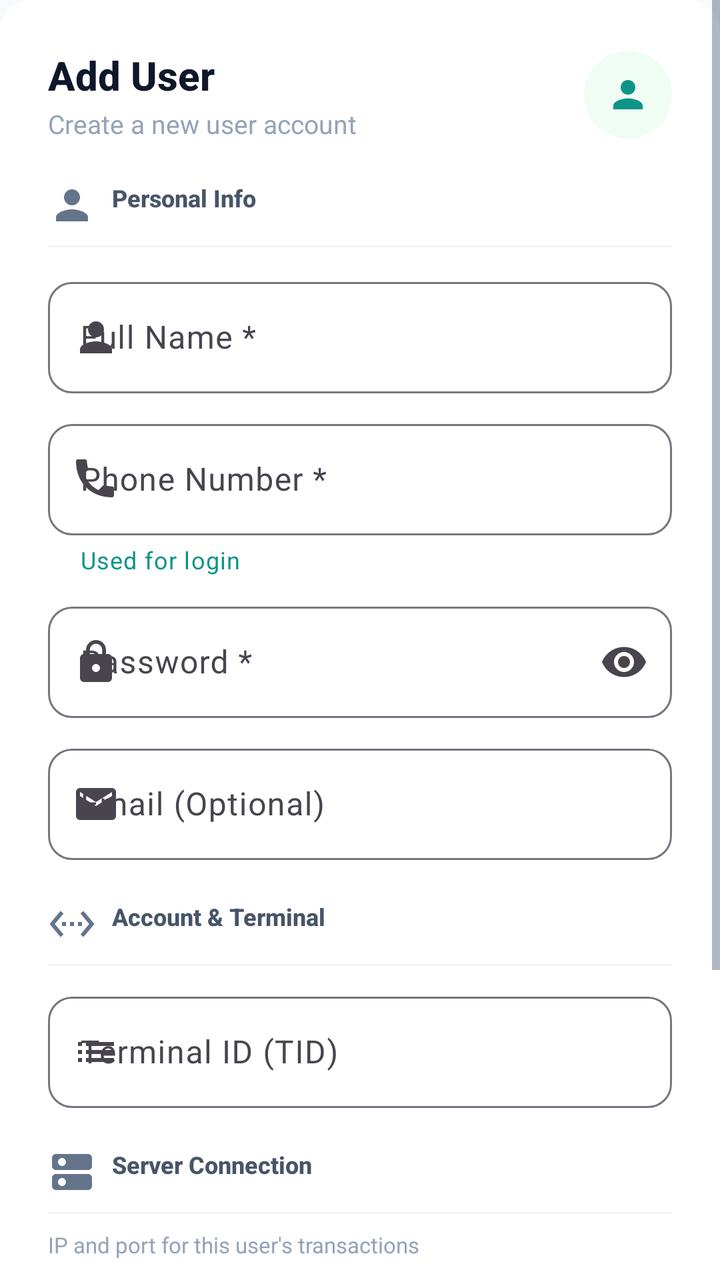
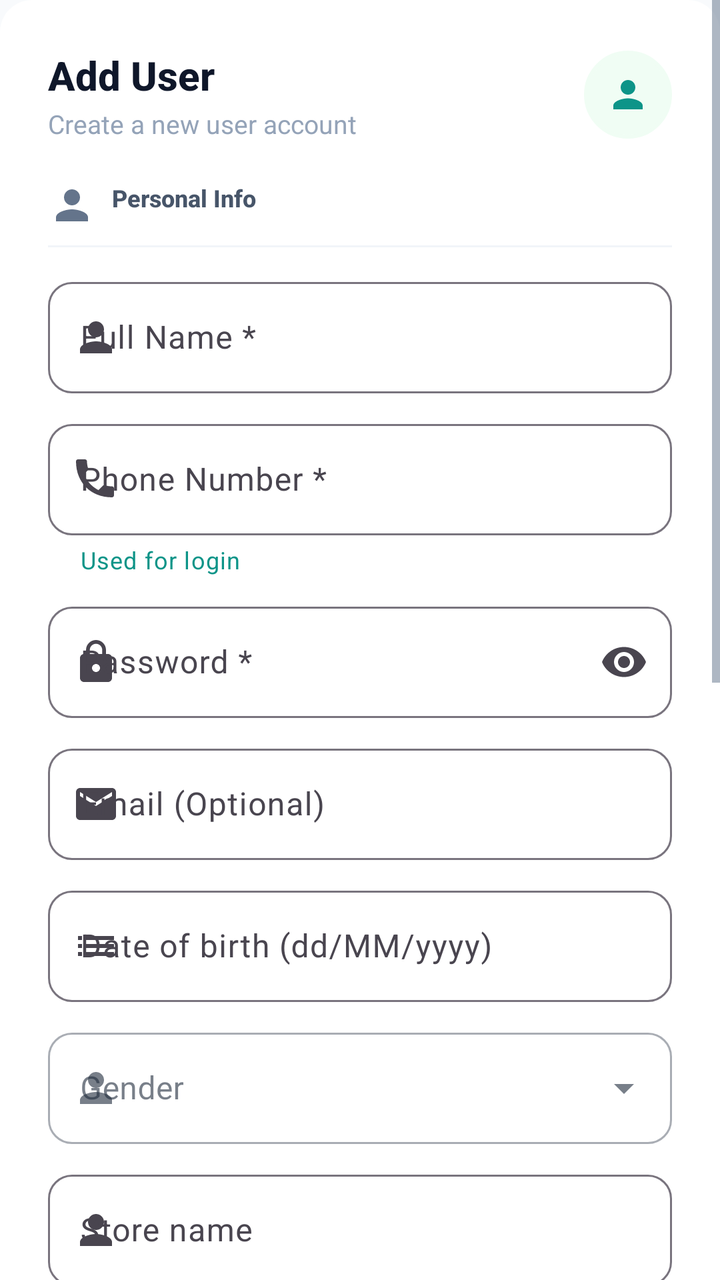

An Android layout rendered at two revisions. The XML below is the earlier revision; the diff shows what the commit changed to produce the second picture.
<!-- AndroidManifest.xml: application theme Theme.MySoftPOS -->
<!-- res/layout/dialog_add_edit_user.xml -->
<?xml version="1.0" encoding="utf-8"?>
<ScrollView xmlns:android="http://schemas.android.com/apk/res/android"
    xmlns:app="http://schemas.android.com/apk/res-auto"
    android:layout_width="match_parent"
    android:layout_height="wrap_content">

    <LinearLayout
        android:layout_width="match_parent"
        android:layout_height="wrap_content"
        android:background="@drawable/bg_dialog_rounded"
        android:orientation="vertical"
        android:padding="24dp">

        
        <LinearLayout
            android:layout_width="match_parent"
            android:layout_height="wrap_content"
            android:gravity="center_vertical"
            android:orientation="horizontal">

            <LinearLayout
                android:layout_width="0dp"
                android:layout_height="wrap_content"
                android:layout_weight="1"
                android:orientation="vertical">

                <TextView
                    android:id="@+id/tvDialogTitle"
                    android:layout_width="wrap_content"
                    android:layout_height="wrap_content"
                    android:fontFamily="sans-serif-medium"
                    android:text="Add User"
                    android:textColor="#0F172A"
                    android:textSize="20sp"
                    android:textStyle="bold" />

                <TextView
                    android:id="@+id/tvDialogSubtitle"
                    android:layout_width="wrap_content"
                    android:layout_height="wrap_content"
                    android:layout_marginTop="2dp"
                    android:text="Create a new user account"
                    android:textColor="#94A3B8"
                    android:textSize="13sp" />
            </LinearLayout>

            <FrameLayout
                android:layout_width="44dp"
                android:layout_height="44dp">

                <View
                    android:layout_width="44dp"
                    android:layout_height="44dp"
                    android:background="@drawable/bg_circle_white_shadow"
                    android:backgroundTint="#F0FDF4" />

                <ImageView
                    android:layout_width="22dp"
                    android:layout_height="22dp"
                    android:layout_gravity="center"
                    android:src="@drawable/ic_baseline_person_24"
                    app:tint="#0D9488" />
            </FrameLayout>
        </LinearLayout>

        
        <TextView
            android:layout_width="wrap_content"
            android:layout_height="wrap_content"
            android:layout_marginTop="20dp"
            android:drawableStart="@drawable/ic_baseline_person_24"
            android:drawablePadding="8dp"
            android:drawableTint="#64748B"
            android:fontFamily="sans-serif-medium"
            android:text="Personal Info"
            android:textColor="#475569"
            android:textSize="12sp"
            android:textStyle="bold" />

        <View
            android:layout_width="match_parent"
            android:layout_height="1dp"
            android:layout_marginTop="8dp"
            android:background="#F1F5F9" />

        
        <com.google.android.material.textfield.TextInputLayout
            android:id="@+id/tilName"
            android:layout_width="match_parent"
            android:layout_height="wrap_content"
            android:layout_marginTop="12dp"
            app:boxBackgroundMode="outline"
            app:boxCornerRadiusBottomEnd="12dp"
            app:boxCornerRadiusBottomStart="12dp"
            app:boxCornerRadiusTopEnd="12dp"
            app:boxCornerRadiusTopStart="12dp"
            app:startIconDrawable="@drawable/ic_baseline_person_24">

            <com.google.android.material.textfield.TextInputEditText
                android:id="@+id/etName"
                android:layout_width="match_parent"
                android:layout_height="wrap_content"
                android:hint="Full Name *"
                android:inputType="textPersonName" />
        </com.google.android.material.textfield.TextInputLayout>

        
        <com.google.android.material.textfield.TextInputLayout
            android:id="@+id/tilPhone"
            android:layout_width="match_parent"
            android:layout_height="wrap_content"
            android:layout_marginTop="10dp"
            app:boxBackgroundMode="outline"
            app:boxCornerRadiusBottomEnd="12dp"
            app:boxCornerRadiusBottomStart="12dp"
            app:boxCornerRadiusTopEnd="12dp"
            app:boxCornerRadiusTopStart="12dp"
            app:helperText="Used for login"
            app:helperTextTextColor="#0D9488"
            app:startIconDrawable="@drawable/ic_baseline_phone_24">

            <com.google.android.material.textfield.TextInputEditText
                android:id="@+id/etPhone"
                android:layout_width="match_parent"
                android:layout_height="wrap_content"
                android:hint="Phone Number *"
                android:inputType="phone" />
        </com.google.android.material.textfield.TextInputLayout>

        
        <com.google.android.material.textfield.TextInputLayout
            android:id="@+id/tilPassword"
            android:layout_width="match_parent"
            android:layout_height="wrap_content"
            android:layout_marginTop="10dp"
            app:boxBackgroundMode="outline"
            app:boxCornerRadiusBottomEnd="12dp"
            app:boxCornerRadiusBottomStart="12dp"
            app:boxCornerRadiusTopEnd="12dp"
            app:boxCornerRadiusTopStart="12dp"
            app:endIconMode="password_toggle"
            app:startIconDrawable="@drawable/ic_baseline_lock_24">

            <com.google.android.material.textfield.TextInputEditText
                android:id="@+id/etPassword"
                android:layout_width="match_parent"
                android:layout_height="wrap_content"
                android:hint="Password *"
                android:inputType="textPassword" />
        </com.google.android.material.textfield.TextInputLayout>

        
        <com.google.android.material.textfield.TextInputLayout
            android:id="@+id/tilEmail"
            android:layout_width="match_parent"
            android:layout_height="wrap_content"
            android:layout_marginTop="10dp"
            app:boxBackgroundMode="outline"
            app:boxCornerRadiusBottomEnd="12dp"
            app:boxCornerRadiusBottomStart="12dp"
            app:boxCornerRadiusTopEnd="12dp"
            app:boxCornerRadiusTopStart="12dp"
            app:startIconDrawable="@drawable/ic_baseline_email_24">

            <com.google.android.material.textfield.TextInputEditText
                android:id="@+id/etEmail"
                android:layout_width="match_parent"
                android:layout_height="wrap_content"
                android:hint="Email (Optional)"
                android:inputType="textEmailAddress" />
        </com.google.android.material.textfield.TextInputLayout>

        
        <TextView
            android:layout_width="wrap_content"
            android:layout_height="wrap_content"
            android:layout_marginTop="20dp"
            android:drawableStart="@drawable/ic_baseline_settings_ethernet_24"
            android:drawablePadding="8dp"
            android:drawableTint="#64748B"
            android:fontFamily="sans-serif-medium"
            android:text="Account &amp; Terminal"
            android:textColor="#475569"
            android:textSize="12sp"
            android:textStyle="bold" />

        <View
            android:layout_width="match_parent"
            android:layout_height="1dp"
            android:layout_marginTop="8dp"
            android:background="#F1F5F9" />

        
        <com.google.android.material.textfield.TextInputLayout
            android:id="@+id/tilTerminalId"
            android:layout_width="match_parent"
            android:layout_height="wrap_content"
            android:layout_marginTop="10dp"
            app:boxBackgroundMode="outline"
            app:boxCornerRadiusBottomEnd="12dp"
            app:boxCornerRadiusBottomStart="12dp"
            app:boxCornerRadiusTopEnd="12dp"
            app:boxCornerRadiusTopStart="12dp"
            app:startIconDrawable="@drawable/ic_baseline_list_24">

            <com.google.android.material.textfield.TextInputEditText
                android:id="@+id/etTerminalId"
                android:layout_width="match_parent"
                android:layout_height="wrap_content"
                android:hint="Terminal ID (TID)"
                android:inputType="text" />
        </com.google.android.material.textfield.TextInputLayout>

        
        <TextView
            android:layout_width="wrap_content"
            android:layout_height="wrap_content"
            android:layout_marginTop="20dp"
            android:drawableStart="@drawable/ic_baseline_dns_24"
            android:drawablePadding="8dp"
            android:drawableTint="#64748B"
            android:fontFamily="sans-serif-medium"
            android:text="Server Connection"
            android:textColor="#475569"
            android:textSize="12sp"
            android:textStyle="bold" />

        <View
            android:layout_width="match_parent"
            android:layout_height="1dp"
            android:layout_marginTop="8dp"
            android:background="#F1F5F9" />

        <TextView
            android:layout_width="wrap_content"
            android:layout_height="wrap_content"
            android:layout_marginTop="8dp"
            android:text="IP and port for this user's transactions"
            android:textColor="#94A3B8"
            android:textSize="11sp" />

        
        <LinearLayout
            android:layout_width="match_parent"
            android:layout_height="wrap_content"
            android:layout_marginTop="10dp"
            android:orientation="horizontal">

            <com.google.android.material.textfield.TextInputLayout
                android:id="@+id/tilServerIp"
                android:layout_width="0dp"
                android:layout_height="wrap_content"
                android:layout_weight="2"
                app:boxBackgroundMode="outline"
                app:boxCornerRadiusBottomEnd="12dp"
                app:boxCornerRadiusBottomStart="12dp"
                app:boxCornerRadiusTopEnd="12dp"
                app:boxCornerRadiusTopStart="12dp">

                <com.google.android.material.textfield.TextInputEditText
                    android:id="@+id/etServerIp"
                    android:layout_width="match_parent"
                    android:layout_height="wrap_content"
                    android:hint="Server IP"
                    android:inputType="text" />
            </com.google.android.material.textfield.TextInputLayout>

            <com.google.android.material.textfield.TextInputLayout
                android:id="@+id/tilServerPort"
                android:layout_width="0dp"
                android:layout_height="wrap_content"
                android:layout_marginStart="8dp"
                android:layout_weight="1"
                app:boxBackgroundMode="outline"
                app:boxCornerRadiusBottomEnd="12dp"
                app:boxCornerRadiusBottomStart="12dp"
                app:boxCornerRadiusTopEnd="12dp"
                app:boxCornerRadiusTopStart="12dp">

                <com.google.android.material.textfield.TextInputEditText
                    android:id="@+id/etServerPort"
                    android:layout_width="match_parent"
                    android:layout_height="wrap_content"
                    android:hint="Port"
                    android:inputType="number" />
            </com.google.android.material.textfield.TextInputLayout>
        </LinearLayout>

        
        <com.google.android.material.button.MaterialButton
            android:id="@+id/btnTestConnection"
            style="@style/Widget.MaterialComponents.Button.OutlinedButton"
            android:layout_width="match_parent"
            android:layout_height="40dp"
            android:layout_marginTop="8dp"
            android:text="⚡ Test Connection"
            android:textAllCaps="false"
            android:textSize="13sp"
            app:cornerRadius="12dp"
            app:strokeColor="#E2E8F0" />

        <TextView
            android:id="@+id/tvConnectionStatus"
            android:layout_width="match_parent"
            android:layout_height="wrap_content"
            android:layout_marginTop="4dp"
            android:textSize="12sp"
            android:visibility="gone" />

        
        <LinearLayout
            android:layout_width="match_parent"
            android:layout_height="wrap_content"
            android:layout_marginTop="24dp"
            android:orientation="horizontal">

            <com.google.android.material.button.MaterialButton
                android:id="@+id/btnDialogCancel"
                style="@style/Widget.MaterialComponents.Button.OutlinedButton"
                android:layout_width="0dp"
                android:layout_height="48dp"
                android:layout_marginEnd="8dp"
                android:layout_weight="1"
                android:text="Cancel"
                android:textAllCaps="false"
                android:textColor="#64748B"
                app:cornerRadius="12dp"
                app:strokeColor="#E2E8F0" />

            <com.google.android.material.button.MaterialButton
                android:id="@+id/btnDialogSave"
                android:layout_width="0dp"
                android:layout_height="48dp"
                android:layout_weight="1"
                android:backgroundTint="#0F172A"
                android:text="Save"
                android:textAllCaps="false"
                app:cornerRadius="12dp" />
        </LinearLayout>

        
        <com.google.android.material.button.MaterialButton
            android:id="@+id/btnDelete"
            style="@style/Widget.MaterialComponents.Button.TextButton"
            android:layout_width="match_parent"
            android:layout_height="40dp"
            android:layout_marginTop="8dp"
            android:text="🗑 Delete User"
            android:textAllCaps="false"
            android:textColor="#EF4444"
            android:textSize="13sp"
            android:visibility="gone" />

    </LinearLayout>
</ScrollView>
<!-- resources referenced by this layout -->
<resources>
  <!-- drawable bg_circle_white_shadow (drawable) -->
  <?xml version="1.0" encoding="utf-8"?>
  <shape xmlns:android="http://schemas.android.com/apk/res/android"
      android:shape="oval">
      <solid android:color="#FFFFFF" />
      <stroke
          android:width="2dp"
          android:color="#E0F7FA" />
  </shape>
  <!-- drawable bg_dialog_rounded (drawable) -->
  <?xml version="1.0" encoding="utf-8"?>
  <shape xmlns:android="http://schemas.android.com/apk/res/android" android:shape="rectangle">
      <solid android:color="@android:color/white"/>
      <corners android:radius="16dp"/>
  </shape>
  <!-- drawable ic_baseline_list_24 (drawable) -->
  <vector xmlns:android="http://schemas.android.com/apk/res/android"
      android:width="24dp"
      android:height="24dp"
      android:viewportWidth="24"
      android:viewportHeight="24"
      android:tint="?attr/colorControlNormal">
    <path
        android:fillColor="@android:color/white"
        android:pathData="M3,13h2v-2H3v2zM3,17h2v-2H3v2zM3,9h2V7H3v2zM7,13h14v-2H7v2zM7,17h14v-2H7v2zM7,7v2h14V7H7z"/>
  </vector>
  <!-- drawable ic_baseline_person_24 (drawable) -->
  <vector xmlns:android="http://schemas.android.com/apk/res/android"
      android:width="24dp"
      android:height="24dp"
      android:viewportWidth="24"
      android:viewportHeight="24"
      android:tint="?attr/colorControlNormal">
    <path
        android:fillColor="@android:color/white"
        android:pathData="M12,12c2.21,0 4,-1.79 4,-4s-1.79,-4 -4,-4 -4,1.79 -4,4 1.79,4 4,4zm0,2c-2.67,0 -8,1.34 -8,4v2h16v-2c0,-2.66 -5.33,-4 -8,-4z"/>
  </vector>
  <color name="primary">#3B82F6</color>
  <color name="on_primary">#FFFFFF</color>
  <color name="background">#F8FAFC</color>
  <color name="secondary">#06B6D4</color>
  <color name="on_secondary">#000000</color>
  <color name="surface">#FFFFFF</color>
  <color name="on_surface">#1E293B</color>
  <color name="text_primary">#1E293B</color>
  <color name="text_secondary">#64748B</color>
  <color name="text_hint">#94A3B8</color>
  <color name="error">#EF4444</color>
  <style name="AppWindowAnimations" parent="@android:style/Animation.Activity">
          <item name="android:activityOpenEnterAnimation">@anim/slide_in_right</item>
          <item name="android:activityOpenExitAnimation">@anim/slide_out_left</item>
          <item name="android:activityCloseEnterAnimation">@anim/slide_in_left</item>
          <item name="android:activityCloseExitAnimation">@anim/slide_out_right</item>
      </style>
  <!-- unchanged entries left out for length: 6 -->
</resources>

<!-- the commit's change to res/layout/dialog_add_edit_user.xml (unified diff, before → after) -->
@@ -29,7 +29,7 @@
                     android:layout_width="wrap_content"
                     android:layout_height="wrap_content"
                     android:fontFamily="sans-serif-medium"
-                    android:text="Add User"
+                    android:text="@string/user_dialog_title_add"
                     android:textColor="#0F172A"
                     android:textSize="20sp"
                     android:textStyle="bold" />
@@ -39,7 +39,7 @@
                     android:layout_width="wrap_content"
                     android:layout_height="wrap_content"
                     android:layout_marginTop="2dp"
-                    android:text="Create a new user account"
+                    android:text="@string/user_dialog_subtitle_add"
                     android:textColor="#94A3B8"
                     android:textSize="13sp" />
             </LinearLayout>
@@ -72,7 +72,7 @@
             android:drawablePadding="8dp"
             android:drawableTint="#64748B"
             android:fontFamily="sans-serif-medium"
-            android:text="Personal Info"
+            android:text="@string/user_dialog_personal_info"
             android:textColor="#475569"
             android:textSize="12sp"
             android:textStyle="bold" />
@@ -100,7 +100,7 @@
                 android:id="@+id/etName"
                 android:layout_width="match_parent"
                 android:layout_height="wrap_content"
-                android:hint="Full Name *"
+                android:hint="@string/user_dialog_full_name_hint"
                 android:inputType="textPersonName" />
         </com.google.android.material.textfield.TextInputLayout>
 
@@ -115,7 +115,7 @@
             app:boxCornerRadiusBottomStart="12dp"
             app:boxCornerRadiusTopEnd="12dp"
             app:boxCornerRadiusTopStart="12dp"
-            app:helperText="Used for login"
+            app:helperText="@string/user_dialog_phone_helper"
             app:helperTextTextColor="#0D9488"
             app:startIconDrawable="@drawable/ic_baseline_phone_24">
 
@@ -123,7 +123,7 @@
                 android:id="@+id/etPhone"
                 android:layout_width="match_parent"
                 android:layout_height="wrap_content"
-                android:hint="Phone Number *"
+                android:hint="@string/user_dialog_phone_hint"
                 android:inputType="phone" />
         </com.google.android.material.textfield.TextInputLayout>
 
@@ -145,7 +145,7 @@
                 android:id="@+id/etPassword"
                 android:layout_width="match_parent"
                 android:layout_height="wrap_content"
-                android:hint="Password *"
+                android:hint="@string/user_dialog_password_hint"
                 android:inputType="textPassword" />
         </com.google.android.material.textfield.TextInputLayout>
 
@@ -166,8 +166,115 @@
                 android:id="@+id/etEmail"
                 android:layout_width="match_parent"
                 android:layout_height="wrap_content"
-                android:hint="Email (Optional)"
+                android:hint="@string/user_dialog_email_hint"
                 android:inputType="textEmailAddress" />
+        </com.google.android.material.textfield.TextInputLayout>
+
+        
+        <com.google.android.material.textfield.TextInputLayout
+            android:id="@+id/tilDob"
+            android:layout_width="match_parent"
+            android:layout_height="wrap_content"
+            android:layout_marginTop="10dp"
+            app:boxBackgroundMode="outline"
+            app:boxCornerRadiusBottomEnd="12dp"
+            app:boxCornerRadiusBottomStart="12dp"
+            app:boxCornerRadiusTopEnd="12dp"
+            app:boxCornerRadiusTopStart="12dp"
+            app:startIconDrawable="@drawable/ic_baseline_list_24">
+
+            <com.google.android.material.textfield.TextInputEditText
+                android:id="@+id/etDob"
+                android:layout_width="match_parent"
+                android:layout_height="wrap_content"
+                android:hint="@string/user_dialog_dob_hint"
+                android:inputType="text" />
+        </com.google.android.material.textfield.TextInputLayout>
+
+        
+        <com.google.android.material.textfield.TextInputLayout
+            android:id="@+id/tilGender"
+            android:layout_width="match_parent"
+            android:layout_height="wrap_content"
+            android:layout_marginTop="10dp"
+            style="@style/Widget.MaterialComponents.TextInputLayout.OutlinedBox.ExposedDropdownMenu"
+            app:boxBackgroundMode="outline"
+            app:boxCornerRadiusBottomEnd="12dp"
+            app:boxCornerRadiusBottomStart="12dp"
+            app:boxCornerRadiusTopEnd="12dp"
+            app:boxCornerRadiusTopStart="12dp"
+            app:startIconDrawable="@drawable/ic_baseline_person_24">
+
+            <AutoCompleteTextView
+                android:id="@+id/etGender"
+                android:layout_width="match_parent"
+                android:layout_height="wrap_content"
+                android:hint="@string/user_dialog_gender_hint"
+                android:inputType="text" />
+        </com.google.android.material.textfield.TextInputLayout>
+
+        
+        <com.google.android.material.textfield.TextInputLayout
+            android:id="@+id/tilStoreName"
+            android:layout_width="match_parent"
+            android:layout_height="wrap_content"
+            android:layout_marginTop="10dp"
+            app:boxBackgroundMode="outline"
+            app:boxCornerRadiusBottomEnd="12dp"
+            app:boxCornerRadiusBottomStart="12dp"
+            app:boxCornerRadiusTopEnd="12dp"
+            app:boxCornerRadiusTopStart="12dp"
+            app:startIconDrawable="@drawable/ic_baseline_person_24">
+
+            <com.google.android.material.textfield.TextInputEditText
+                android:id="@+id/etStoreName"
+                android:layout_width="match_parent"
+                android:layout_height="wrap_content"
+                android:hint="@string/user_dialog_store_name_hint"
+                android:inputType="textCapWords" />
+        </com.google.android.material.textfield.TextInputLayout>
+
+        
+        <com.google.android.material.textfield.TextInputLayout
+            android:id="@+id/tilBusinessType"
+            android:layout_width="match_parent"
+            android:layout_height="wrap_content"
+            android:layout_marginTop="10dp"
+            style="@style/Widget.MaterialComponents.TextInputLayout.OutlinedBox.ExposedDropdownMenu"
+            app:boxBackgroundMode="outline"
+            app:boxCornerRadiusBottomEnd="12dp"
+            app:boxCornerRadiusBottomStart="12dp"
+            app:boxCornerRadiusTopEnd="12dp"
+            app:boxCornerRadiusTopStart="12dp"
+            app:startIconDrawable="@drawable/ic_baseline_list_24">
+
+            <AutoCompleteTextView
+                android:id="@+id/etBusinessType"
+                android:layout_width="match_parent"
+                android:layout_height="wrap_content"
+                android:hint="@string/user_dialog_business_type_hint"
+                android:inputType="text" />
+        </com.google.android.material.textfield.TextInputLayout>
+
+        
+        <com.google.android.material.textfield.TextInputLayout
+            android:id="@+id/tilStoreAddress"
+            android:layout_width="match_parent"
+            android:layout_height="wrap_content"
+            android:layout_marginTop="10dp"
+            app:boxBackgroundMode="outline"
+            app:boxCornerRadiusBottomEnd="12dp"
+            app:boxCornerRadiusBottomStart="12dp"
+            app:boxCornerRadiusTopEnd="12dp"
+            app:boxCornerRadiusTopStart="12dp"
+            app:startIconDrawable="@drawable/ic_baseline_dns_24">
+
+            <com.google.android.material.textfield.TextInputEditText
+                android:id="@+id/etStoreAddress"
+                android:layout_width="match_parent"
+                android:layout_height="wrap_content"
+                android:hint="@string/user_dialog_store_address_hint"
+                android:inputType="textPostalAddress" />
         </com.google.android.material.textfield.TextInputLayout>
 
         
@@ -179,7 +286,7 @@
             android:drawablePadding="8dp"
             android:drawableTint="#64748B"
             android:fontFamily="sans-serif-medium"
-            android:text="Account &amp; Terminal"
+            android:text="@string/user_dialog_account_terminal"
             android:textColor="#475569"
             android:textSize="12sp"
             android:textStyle="bold" />
@@ -207,7 +314,7 @@
                 android:id="@+id/etTerminalId"
                 android:layout_width="match_parent"
                 android:layout_height="wrap_content"
-                android:hint="Terminal ID (TID)"
+                android:hint="@string/user_dialog_terminal_id_hint"
                 android:inputType="text" />
         </com.google.android.material.textfield.TextInputLayout>
 
@@ -220,7 +327,7 @@
             android:drawablePadding="8dp"
             android:drawableTint="#64748B"
             android:fontFamily="sans-serif-medium"
-            android:text="Server Connection"
+            android:text="@string/user_dialog_server_connection"
             android:textColor="#475569"
             android:textSize="12sp"
             android:textStyle="bold" />
@@ -235,7 +342,7 @@
             android:layout_width="wrap_content"
             android:layout_height="wrap_content"
             android:layout_marginTop="8dp"
-            android:text="IP and port for this user's transactions"
+            android:text="@string/user_dialog_server_connection_desc"
             android:textColor="#94A3B8"
             android:textSize="11sp" />
 
@@ -261,7 +368,7 @@
                     android:id="@+id/etServerIp"
                     android:layout_width="match_parent"
                     android:layout_height="wrap_content"
-                    android:hint="Server IP"
+                    android:hint="@string/user_dialog_server_ip_hint"
                     android:inputType="text" />
             </com.google.android.material.textfield.TextInputLayout>
 
@@ -281,7 +388,7 @@
                     android:id="@+id/etServerPort"
                     android:layout_width="match_parent"
                     android:layout_height="wrap_content"
-                    android:hint="Port"
+                    android:hint="@string/user_dialog_server_port_hint"
                     android:inputType="number" />
             </com.google.android.material.textfield.TextInputLayout>
         </LinearLayout>
@@ -293,7 +400,7 @@
             android:layout_width="match_parent"
             android:layout_height="40dp"
             android:layout_marginTop="8dp"
-            android:text="⚡ Test Connection"
+            android:text="@string/user_dialog_test_connection"
             android:textAllCaps="false"
             android:textSize="13sp"
             app:cornerRadius="12dp"
@@ -321,7 +428,7 @@
                 android:layout_height="48dp"
                 android:layout_marginEnd="8dp"
                 android:layout_weight="1"
-                android:text="Cancel"
+                android:text="@string/common_cancel"
                 android:textAllCaps="false"
                 android:textColor="#64748B"
                 app:cornerRadius="12dp"
@@ -333,7 +440,7 @@
                 android:layout_height="48dp"
                 android:layout_weight="1"
                 android:backgroundTint="#0F172A"
-                android:text="Save"
+                android:text="@string/common_save"
                 android:textAllCaps="false"
                 app:cornerRadius="12dp" />
         </LinearLayout>
@@ -345,7 +452,7 @@
             android:layout_width="match_parent"
             android:layout_height="40dp"
             android:layout_marginTop="8dp"
-            android:text="🗑 Delete User"
+            android:text="@string/user_dialog_delete_user"
             android:textAllCaps="false"
             android:textColor="#EF4444"
             android:textSize="13sp"
<!-- resource entries referenced after the edit -->
@@ -37,6 +37,29 @@
         android:fillColor="@android:color/white"
         android:pathData="M12,12c2.21,0 4,-1.79 4,-4s-1.79,-4 -4,-4 -4,1.79 -4,4 1.79,4 4,4zm0,2c-2.67,0 -8,1.34 -8,4v2h16v-2c0,-2.66 -5.33,-4 -8,-4z"/>
   </vector>
+  <string name="common_cancel">Cancel</string>
+  <string name="common_save">Save</string>
+  <string name="user_dialog_account_terminal">Account &amp; Terminal</string>
+  <string name="user_dialog_business_type_hint">Business type (MCC)</string>
+  <string name="user_dialog_delete_user">Delete User</string>
+  <string name="user_dialog_dob_hint">Date of birth (dd/MM/yyyy)</string>
+  <string name="user_dialog_email_hint">Email (Optional)</string>
+  <string name="user_dialog_full_name_hint">Full Name *</string>
+  <string name="user_dialog_gender_hint">Gender</string>
+  <string name="user_dialog_password_hint">Password *</string>
+  <string name="user_dialog_personal_info">Personal Info</string>
+  <string name="user_dialog_phone_helper">Used for login</string>
+  <string name="user_dialog_phone_hint">Phone Number *</string>
+  <string name="user_dialog_server_connection">Server Connection</string>
+  <string name="user_dialog_server_connection_desc">IP and port for this user\'s transactions</string>
+  <string name="user_dialog_server_ip_hint">Server IP</string>
+  <string name="user_dialog_server_port_hint">Port</string>
+  <string name="user_dialog_store_address_hint">Store address</string>
+  <string name="user_dialog_store_name_hint">Store name</string>
+  <string name="user_dialog_subtitle_add">Create a new user account</string>
+  <string name="user_dialog_terminal_id_hint">Terminal ID (TID)</string>
+  <string name="user_dialog_test_connection">Test Connection</string>
+  <string name="user_dialog_title_add">Add User</string>
   <color name="primary">#3B82F6</color>
   <color name="on_primary">#FFFFFF</color>
   <color name="background">#F8FAFC</color>
